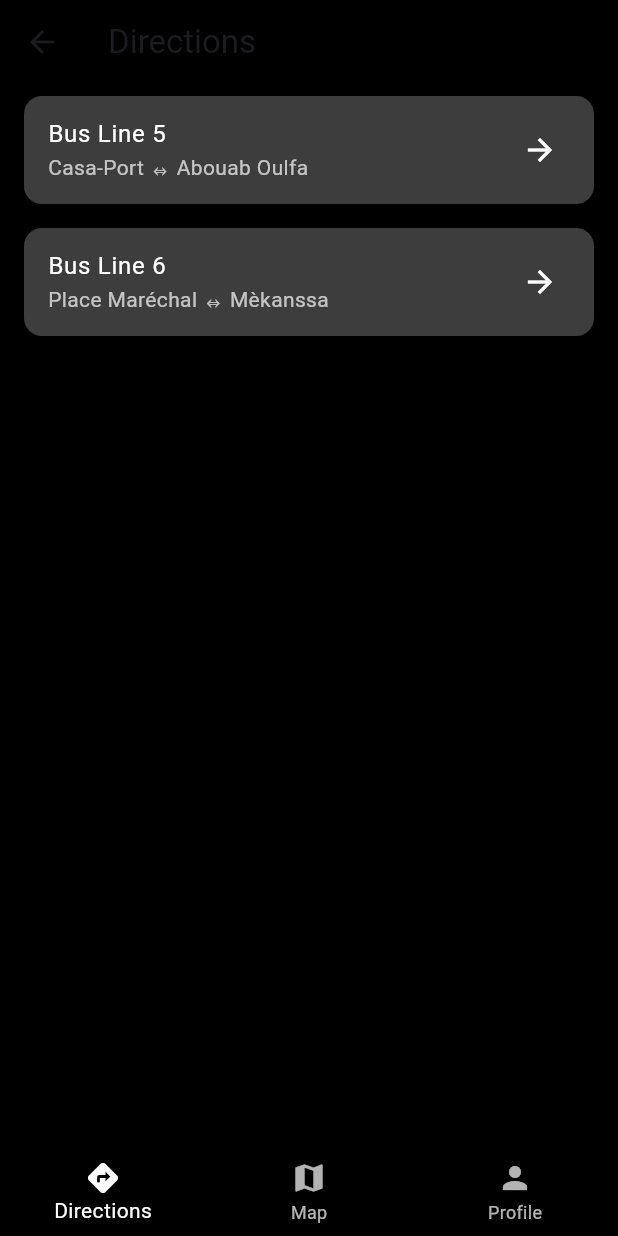
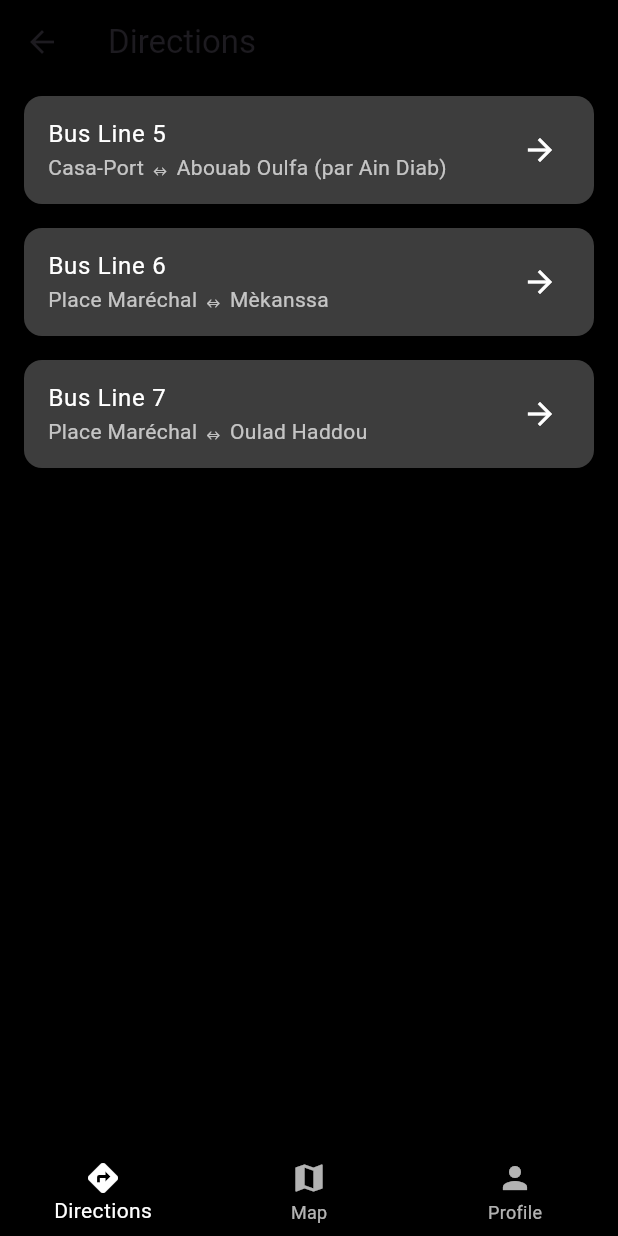
Before and after one commit to Oussama-Kahlaoui/nimbus_, a Flutter app: the DirectionsPage screen opened by its route, on a phone screen of 412 x 824 dp. Run offline on Flutter 3.47's test engine with Material 3 defaults, Android fonts, the phone set to English and light mode, and no system bars; our stand-ins replace firebase_auth, firebase_core, flutter_map, geolocator, latlong2; accounts and stored records are empty.

```diff
--- a/lib/models/bus_line.dart
+++ b/lib/models/bus_line.dart
@@ -1,16 +1,38 @@
 // lib/models/bus_line.dart
+
+import 'package:latlong2/latlong.dart';
 
 class BusLine {
   final String name;
   final String route;
+  final List<LatLng> coordinates;
 
-  BusLine({required this.name, required this.route});
+  BusLine({
+    required this.name,
+    required this.route,
+    required this.coordinates,
+  });
 }
 
 List<BusLine> busLines = [
-  BusLine(name: "Bus Line 5", route: "Casa-Port ⇔ Abouab Oulfa (par Ain Diab)"),
-  BusLine(name: "Bus Line 6", route: "Place Maréchal ⇔ Mèkanssa"),
-  // ... add other bus lines here
-  BusLine(name: "Bus Line 905", route: "Mohammedia Gare ⇔ Mohammedia - Fath 2"),
-  BusLine(name: "Bus Line 907", route: "Mohammedia Rachidia 3 ⇔ Mohammedia Facultés"),
+  BusLine(
+    name: "Bus Line 5",
+    route: "Casa-Port ⇔ Abouab Oulfa (par Ain Diab)",
+    coordinates: [LatLng(33.5731, -7.5898), LatLng(33.5899, -7.6039)],
+  ),
+  BusLine(
+    name: "Bus Line 6",
+    route: "Place Maréchal ⇔ Mèkanssa",
+    coordinates: [LatLng(33.5900, -7.6100), LatLng(33.6050, -7.6200)],
+  ),
+  BusLine(
+    name: "Bus Line 905",
+    route: "Mohammedia Gare ⇔ Mohammedia - Fath 2",
+    coordinates: [LatLng(33.7000, -7.4000), LatLng(33.7100, -7.4100)],
+  ),
+  BusLine(
+    name: "Bus Line 907",
+    route: "Mohammedia Rachidia 3 ⇔ Mohammedia Facultés",
+    coordinates: [LatLng(33.7200, -7.4200), LatLng(33.7300, -7.4300)],
+  ),
 ];
--- a/lib/pages/directions_page.dart
+++ b/lib/pages/directions_page.dart
@@ -1,11 +1,25 @@
 import 'package:flutter/material.dart';
 import '../models/bus_line.dart';
+import 'package:latlong2/latlong.dart';
 
 class DirectionsPage extends StatelessWidget {
   final List<BusLine> busLines = [
-    BusLine(name: "Bus Line 5", route: "Casa-Port ⇔ Abouab Oulfa"),
-    BusLine(name: "Bus Line 6", route: "Place Maréchal ⇔ Mèkanssa"),
-    // Add more bus lines here...
+    BusLine(
+      name: "Bus Line 5",
+      route: "Casa-Port ⇔ Abouab Oulfa (par Ain Diab)",
+      coordinates: [LatLng(33.5731, -7.5898), LatLng(33.5899, -7.6039)],
+    ),
+    BusLine(
+      name: "Bus Line 6",
+      route: "Place Maréchal ⇔ Mèkanssa",
+      coordinates: [LatLng(33.5900, -7.6100), LatLng(33.6050, -7.6200)],
+    ),
+    BusLine(
+      name: "Bus Line 7",
+      route: "Place Maréchal ⇔ Oulad Haddou",
+      coordinates: [LatLng(33.5900, -7.6100), LatLng(33.6050, -7.6200)],
+    ),
+    // Add remaining bus lines similarly...
   ];
 
   @override
@@ -28,10 +42,10 @@ class DirectionsPage extends StatelessWidget {
               subtitle: Text(busLine.route, style: TextStyle(color: Colors.white70)),
               trailing: Icon(Icons.arrow_forward, color: Colors.white),
               onTap: () {
-                Navigator.pushNamed(
+                Navigator.pushReplacementNamed(
                   context,
                   '/map',
-                  arguments: busLine, // Pass the selected bus line
+                  arguments: busLine,
                 );
               },
             ),
@@ -58,8 +72,8 @@ class DirectionsPage extends StatelessWidget {
           ),
         ],
         onTap: (index) {
-          if (index == 1) Navigator.pushNamed(context, '/map');
-          if (index == 2) Navigator.pushNamed(context, '/profile');
+          if (index == 1) Navigator.pushReplacementNamed(context, '/map');
+          if (index == 2) Navigator.pushReplacementNamed(context, '/profile');
         },
       ),
     );
--- a/pubspec.yaml
+++ b/pubspec.yaml
@@ -42,6 +42,10 @@ dependencies:
   http: ^1.1.0
   geolocator: ^8.0.0
   permission_handler: ^10.0.0
+  # graphhopper_route_navigation: ^0.0.5
+  # navigation_with_mapbox: ^0.0.7
+  # mapbox_gl: ^0.16.0
+
 
   firebase_core: ^2.8.0  # Replace with the latest version
   firebase_auth: ^4.20.0 # Example for Firebase Authentication
```
Also changed, not shown: lib/pages/map_page.dart (+68 -47 lines), lib/main.dart (line endings or trailing spaces), 572 other files.
